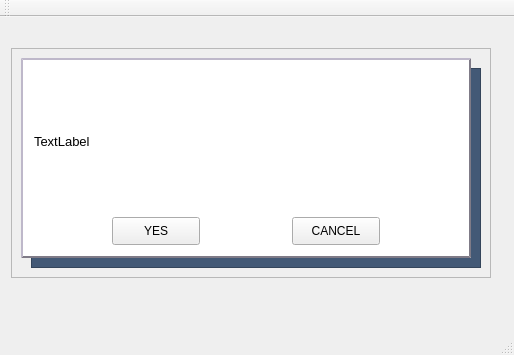
Old version of the form installer/Installer/mainwindow.ui in the repository fnugrahendi/petuk.corp.
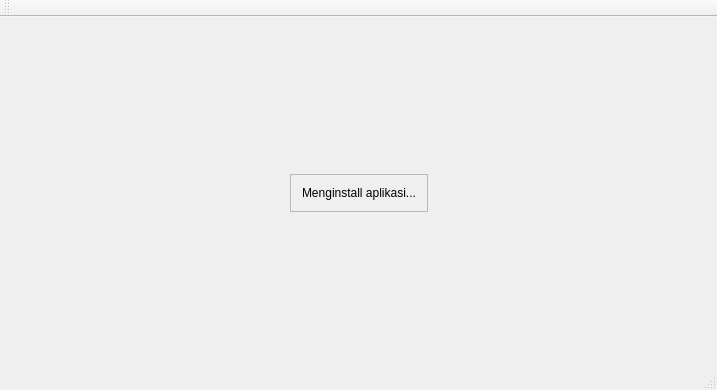
New version of the form.

The edit to the form file:
```diff
--- a/installer/Installer/mainwindow.ui
+++ b/installer/Installer/mainwindow.ui
@@ -6,8 +6,8 @@
    <rect>
     <x>0</x>
     <y>0</y>
-    <width>514</width>
-    <height>355</height>
+    <width>717</width>
+    <height>390</height>
    </rect>
   </property>
   <property name="windowTitle">
@@ -18,7 +18,7 @@
     <item>
      <widget class="QStackedWidget" name="stackedWidget">
       <property name="currentIndex">
-       <number>1</number>
+       <number>2</number>
       </property>
       <widget class="QWidget" name="st_InstallDir">
        <layout class="QGridLayout" name="gridLayout_3">
@@ -232,7 +232,7 @@
          </property>
          <property name="styleSheet">
           <string notr="true">QFrame{
-	background-color: rgb(255, 255, 255);
+	background-color: rgb(242, 243, 245);
 	
 	border-color: rgb(127,123, 135);
 	border-width:2px;
@@ -324,6 +324,81 @@
         </widget>
        </widget>
       </widget>
+      <widget class="QWidget" name="st_InstallBin">
+       <layout class="QGridLayout" name="gridLayout">
+        <item row="0" column="1">
+         <spacer name="verticalSpacer_4">
+          <property name="orientation">
+           <enum>Qt::Vertical</enum>
+          </property>
+          <property name="sizeHint" stdset="0">
+           <size>
+            <width>20</width>
+            <height>125</height>
+           </size>
+          </property>
+         </spacer>
+        </item>
+        <item row="1" column="0">
+         <spacer name="horizontalSpacer_7">
+          <property name="orientation">
+           <enum>Qt::Horizontal</enum>
+          </property>
+          <property name="sizeHint" stdset="0">
+           <size>
+            <width>271</width>
+            <height>20</height>
+           </size>
+          </property>
+         </spacer>
+        </item>
+        <item row="1" column="1">
+         <widget class="QFrame" name="fr_InstallBin">
+          <property name="frameShape">
+           <enum>QFrame::StyledPanel</enum>
+          </property>
+          <property name="frameShadow">
+           <enum>QFrame::Raised</enum>
+          </property>
+          <layout class="QGridLayout" name="gridLayout_4">
+           <item row="0" column="0">
+            <widget class="QLabel" name="label">
+             <property name="text">
+              <string>Menginstall aplikasi...</string>
+             </property>
+            </widget>
+           </item>
+          </layout>
+         </widget>
+        </item>
+        <item row="1" column="2">
+         <spacer name="horizontalSpacer_9">
+          <property name="orientation">
+           <enum>Qt::Horizontal</enum>
+          </property>
+          <property name="sizeHint" stdset="0">
+           <size>
+            <width>270</width>
+            <height>20</height>
+           </size>
+          </property>
+         </spacer>
+        </item>
+        <item row="2" column="1">
+         <spacer name="verticalSpacer_3">
+          <property name="orientation">
+           <enum>Qt::Vertical</enum>
+          </property>
+          <property name="sizeHint" stdset="0">
+           <size>
+            <width>20</width>
+            <height>125</height>
+           </size>
+          </property>
+         </spacer>
+        </item>
+       </layout>
+      </widget>
      </widget>
     </item>
    </layout>
```
Left out of the diff: 6 changed lines with no effect on the pictures.
